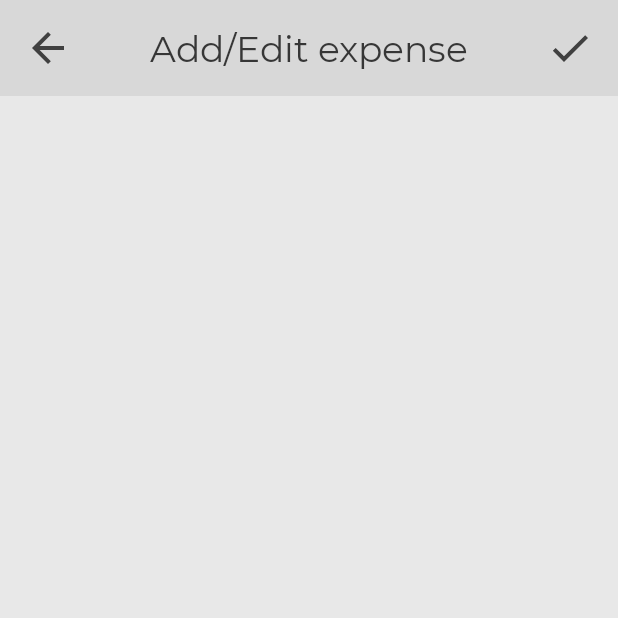
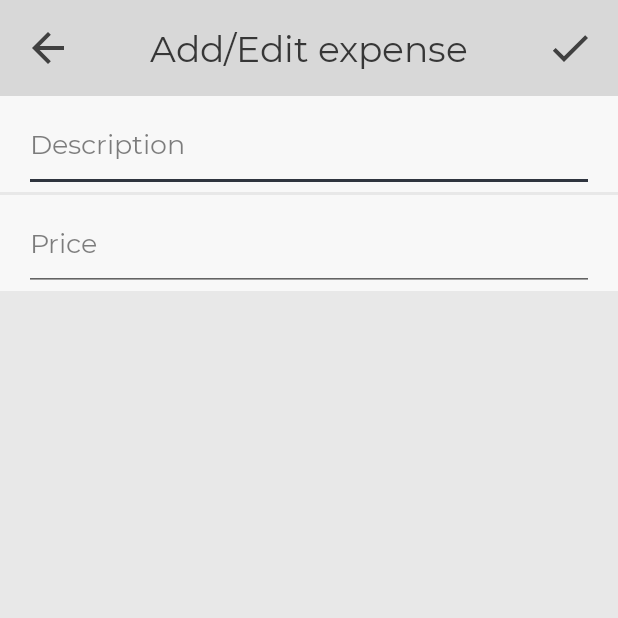
Before and after one commit to yesyesufcurs/DBLAppDev, an Android app: the ExpenseDetailsActivity screen opened directly, with no data from a screen before it, on a phone screen of 412 x 824 dp, the top half of it. Run offline under Robolectric (Android 15) with nearby library versions, the phone set to English and light mode, and no system bars.

Commit message:
Added UI components for add/edit expense procedure screens

```diff
--- a/app/src/main/java/com/dblappdev/app/api/RecyclerViewAdapter.java
+++ b/app/src/main/java/com/dblappdev/app/api/RecyclerViewAdapter.java
@@ -4,6 +4,7 @@ import android.content.Intent;
 import android.view.LayoutInflater;
 import android.view.View;
 import android.view.ViewGroup;
+import android.widget.ImageButton;
 import android.widget.TextView;
 
 import androidx.recyclerview.widget.RecyclerView;
--- a/app/src/main/res/layout/activity_expense_details.xml
+++ b/app/src/main/res/layout/activity_expense_details.xml
@@ -8,6 +8,7 @@
     tools:context=".ExpenseDetailsActivity">
 
     <androidx.constraintlayout.widget.ConstraintLayout
+        android:id="@+id/constraintLayout4"
         android:layout_width="match_parent"
         android:layout_height="64dp"
         android:background="?colorPrimaryDark"
@@ -55,7 +56,81 @@
             app:layout_constraintTop_toTopOf="parent" />
     </androidx.constraintlayout.widget.ConstraintLayout>
 
-    <!--
-        TODO: The rest of this page should go here
-    -->
+    <androidx.constraintlayout.widget.ConstraintLayout
+        android:layout_width="match_parent"
+        android:background="?colorPrimary"
+        android:layout_height="0dp"
+        app:layout_constraintBottom_toBottomOf="parent"
+        app:layout_constraintEnd_toEndOf="parent"
+        app:layout_constraintStart_toStartOf="parent"
+        app:layout_constraintTop_toBottomOf="@+id/constraintLayout4">
+
+        <androidx.constraintlayout.widget.ConstraintLayout
+            android:id="@+id/expense_name_input_constraint"
+            style="@style/input_constraint"
+            android:layout_width="match_parent"
+            android:layout_height="64dp"
+            android:layout_marginBottom="1dp"
+            app:layout_constraintEnd_toEndOf="parent"
+            app:layout_constraintStart_toStartOf="parent"
+            app:layout_constraintTop_toTopOf="parent">
+
+            <EditText
+                android:id="@+id/expense_name_input_text"
+                style="@style/input_edittext"
+                android:layout_width="match_parent"
+                android:layout_height="match_parent"
+                android:layout_marginStart="16dp"
+                android:layout_marginEnd="16dp"
+                android:ems="10"
+                android:inputType="textPersonName"
+                android:hint="Description"
+                app:layout_constraintBottom_toBottomOf="parent"
+                app:layout_constraintEnd_toEndOf="parent"
+                app:layout_constraintStart_toStartOf="parent"
+                app:layout_constraintTop_toTopOf="parent" />
+        </androidx.constraintlayout.widget.ConstraintLayout>
+
+        <androidx.constraintlayout.widget.ConstraintLayout
+            android:id="@+id/expense_price_input_constraint"
+            style="@style/input_constraint"
+            android:layout_width="match_parent"
+            android:layout_height="64dp"
+            android:layout_marginTop="2dp"
+            app:layout_constraintEnd_toEndOf="parent"
+            app:layout_constraintStart_toStartOf="parent"
+            app:layout_constraintTop_toBottomOf="@+id/expense_name_input_constraint">
+
+            <EditText
+                android:id="@+id/expense_price_input_text"
+                style="@style/input_edittext"
+                android:layout_width="match_parent"
+                android:layout_height="match_parent"
+                android:layout_marginStart="16dp"
+                android:layout_marginEnd="16dp"
+                android:ems="10"
+                android:inputType="numberDecimal"
+                android:hint="Price"
+                app:layout_constraintEnd_toEndOf="parent"
+                app:layout_constraintStart_toStartOf="parent"
+                app:layout_constraintTop_toTopOf="parent" />
+        </androidx.constraintlayout.widget.ConstraintLayout>
+
+        <!--
+            TODO: This layout is where the camera intent will be. Not sure whether FrameLayout
+            is the right layout, but this can be changed easily by right clicking on it in the
+            component tree in the designer and selecting 'Convert view'.
+        -->
+        <FrameLayout
+            android:id="@+id/camera_intent_layout"
+            android:layout_width="match_parent"
+            android:layout_height="0dp"
+            app:layout_constraintBottom_toBottomOf="parent"
+            app:layout_constraintEnd_toEndOf="parent"
+            app:layout_constraintStart_toStartOf="parent"
+            app:layout_constraintTop_toBottomOf="@+id/expense_price_input_constraint">
+
+        </FrameLayout>
+
+    </androidx.constraintlayout.widget.ConstraintLayout>
 </androidx.constraintlayout.widget.ConstraintLayout>
```
Also changed, not shown: app/src/main/java/com/dblappdev/app/RegisterActivity.java (+9 -2 lines), app/src/main/java/com/dblappdev/app/SelectMembersActivity.java (+19 -0 lines), app/src/main/res/drawable/ic_remove.xml (added, +10 -0 lines), app/src/main/res/layout/activity_select_members.xml (+13 -0 lines), app/src/main/res/layout/recycler_view_item_members.xml (added, +100 -0 lines).
